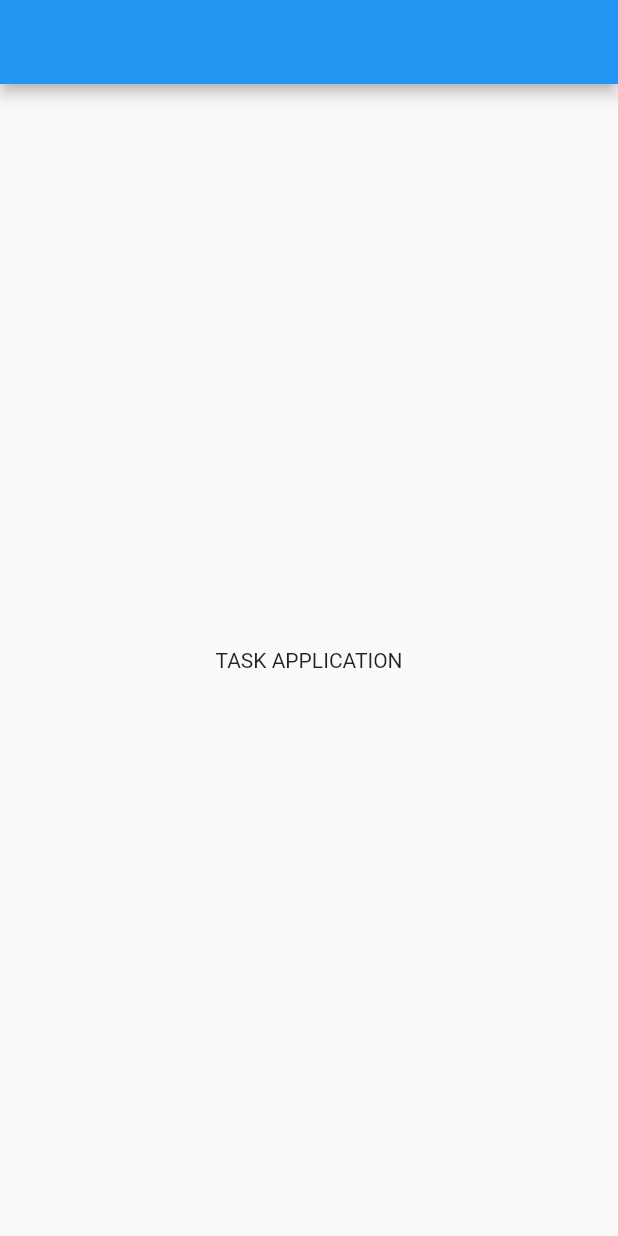
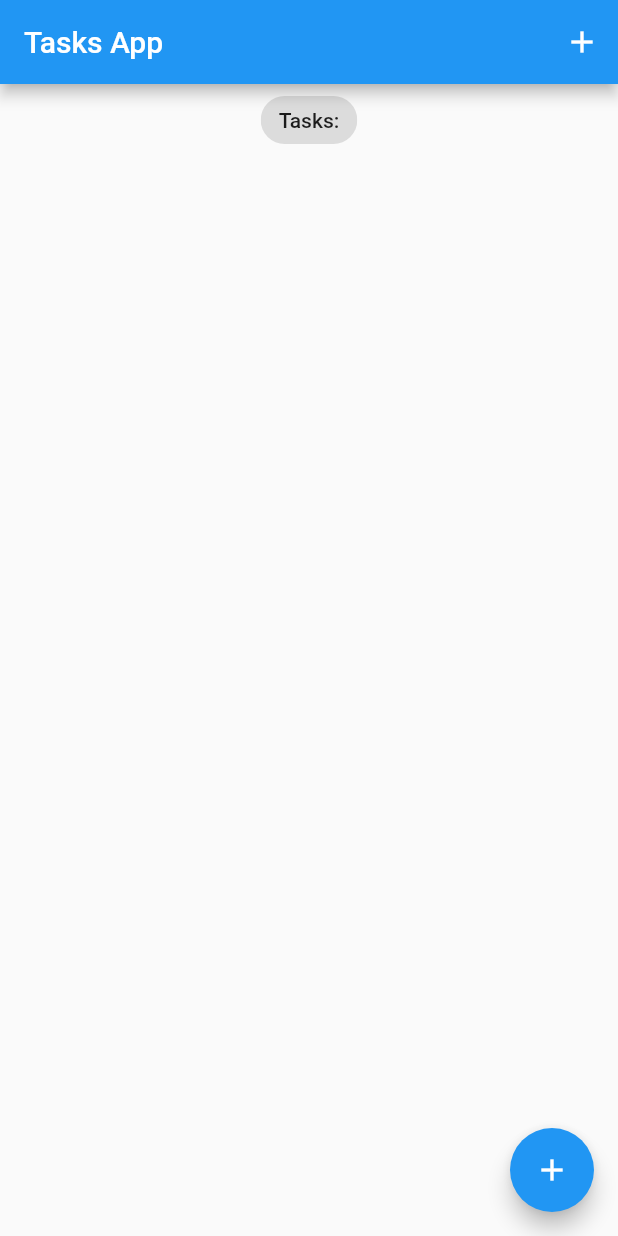
Before and after one commit to wltomv/task_app, a Flutter app: the screen it shows after launch, on a phone screen of 412 x 824 dp. Run offline on Flutter 3.47's test engine with Material 2 defaults, Android fonts, the phone set to English and light mode, and no system bars; our stand-ins replace bloc, equatable, flutter_bloc.

Commit message:
feat(bloc):
Configurations for state management using bloc are added.

```diff
--- a/lib/main.dart
+++ b/lib/main.dart
@@ -1,26 +1,35 @@
 import 'package:flutter/material.dart';
+import 'package:task_app/src/models/task_model.dart';
+import 'src/blocs/bloc_exports.dart';
+import 'src/screens/tasks_screen.dart';
 
 void main() {
-  runApp(const MyApp());
+  BlocOverrides.runZoned(() => runApp(const AppState()));
 }
 
-class MyApp extends StatelessWidget {
-  const MyApp({Key? key}) : super(key: key);
+class AppState extends StatelessWidget {
+  const AppState({Key? key}) : super(key: key);
+
+  @override
+  Widget build(BuildContext context) {
+    return BlocProvider(
+      create: (context) => TasksBloc(),
+      child: const App(),
+    );
+  }
+}
+
+class App extends StatelessWidget {
+  const App({Key? key}) : super(key: key);
+  // This widget is the root of your application.
   @override
   Widget build(BuildContext context) {
     return MaterialApp(
-      debugShowCheckedModeBanner: false,
-      title: 'Task App',
+      title: 'Flutter Tasks App',
       theme: ThemeData(
         primarySwatch: Colors.blue,
       ),
-      home: Scaffold(
-        appBar: AppBar(),
-        body: const Center(
-            child: Text(
-          'TASK APPLICATION',
-        )),
-      ),
+      home: TasksScreen(),
     );
   }
 }
--- /dev/null
+++ b/lib/src/blocs/bloc_exports.dart
@@ -0,0 +1,2 @@
+export './tasks/tasks_bloc.dart';
+export 'package:flutter_bloc/flutter_bloc.dart';
--- /dev/null
+++ b/lib/src/blocs/tasks/tasks_bloc.dart
@@ -0,0 +1,26 @@
+import 'package:bloc/bloc.dart';
+import 'package:equatable/equatable.dart';
+import 'package:meta/meta.dart';
+
+import '../../models/task_model.dart';
+
+part 'tasks_event.dart';
+part 'tasks_state.dart';
+
+class TasksBloc extends Bloc<TasksEvent, TasksState> {
+  TasksBloc() : super(const TasksState()) {
+    on<AddTask>(_onAddTask);
+    on<UpdateTask>(_onUpdateTask);
+    on<DeleteTask>(_onDeleteTask);
+  }
+
+  void _onAddTask(AddTask event, Emitter<TasksState> emit) {
+    final state = this.state;
+    emit(TasksState(
+      allTasks: List.from(state.allTasks)..add(event.task),
+    ));
+  }
+
+  void _onUpdateTask(UpdateTask event, Emitter<TasksState> emit) {}
+  void _onDeleteTask(DeleteTask event, Emitter<TasksState> emit) {}
+}
--- /dev/null
+++ b/lib/src/blocs/tasks/tasks_event.dart
@@ -0,0 +1,39 @@
+part of 'tasks_bloc.dart';
+
+@immutable
+abstract class TasksEvent extends Equatable {
+  const TasksEvent();
+
+  @override
+  List<Object> get props => [];
+}
+
+class AddTask extends TasksEvent {
+  final Task task;
+  const AddTask({
+    required this.task,
+  });
+
+  @override
+  List<Object> get props => [];
+}
+
+class UpdateTask extends TasksEvent {
+  final Task task;
+  const UpdateTask({
+    required this.task,
+  });
+
+  @override
+  List<Object> get props => [];
+}
+
+class DeleteTask extends TasksEvent {
+  final Task task;
+  const DeleteTask({
+    required this.task,
+  });
+
+  @override
+  List<Object> get props => [];
+}
--- /dev/null
+++ b/lib/src/blocs/tasks/tasks_state.dart
@@ -0,0 +1,14 @@
+part of 'tasks_bloc.dart';
+
+class TasksState extends Equatable {
+  final List<Task> allTasks;
+
+  const TasksState({
+    this.allTasks = const <Task>[],
+  });
+
+  @override
+  List<Object?> get props => [allTasks];
+}
+
+class TasksInitial extends TasksState {}
--- /dev/null
+++ b/lib/src/models/task_model.dart
@@ -0,0 +1,44 @@
+import 'package:equatable/equatable.dart';
+
+class Task extends Equatable {
+  final String title;
+  bool? isDone;
+  bool? isDeleted;
+
+  Task({
+    required this.title,
+    this.isDone = false,
+    this.isDeleted = false,
+  });
+
+  Task copyWith({
+    String? title,
+    bool? isDone,
+    bool? isDeleted,
+  }) {
+    return Task(
+      title: title ?? this.title,
+      isDone: isDone ?? this.isDone,
+      isDeleted: isDeleted ?? this.isDeleted,
+    );
+  }
+
+  Map<String, dynamic> toMap() {
+    return <String, dynamic>{
+      'title': title,
+      'isDone': isDone,
+      'isDeleted': isDeleted,
+    };
+  }
+
+  factory Task.fromMap(Map<String, dynamic> map) {
+    return Task(
+      title: map['title'] as String,
+      isDone: map['isDone'] != null ? map['isDone'] as bool : null,
+      isDeleted: map['isDeleted'] != null ? map['isDeleted'] as bool : null,
+    );
+  }
+
+  @override
+  List<Object?> get props => [title, isDone, isDeleted];
+}
--- /dev/null
+++ b/lib/src/screens/tasks_screen.dart
@@ -0,0 +1,47 @@
+import 'package:flutter/material.dart';
+import 'package:task_app/src/models/task_model.dart';
+
+import '../blocs/bloc_exports.dart';
+import '../widgets/tasks_list.dart';
+
+class TasksScreen extends StatelessWidget {
+  const TasksScreen({Key? key}) : super(key: key);
+
+  @override
+  Widget build(BuildContext context) {
+    return BlocBuilder<TasksBloc, TasksState>(
+      builder: (context, state) {
+        List<Task> tasksList = state.allTasks;
+        return Scaffold(
+          appBar: AppBar(
+            title: const Text('Tasks App'),
+            actions: [
+              IconButton(
+                onPressed: () {},
+                icon: const Icon(Icons.add),
+              )
+            ],
+          ),
+          body: Column(
+            crossAxisAlignment: CrossAxisAlignment.center,
+            children: [
+              const Center(
+                child: Chip(
+                  label: Text(
+                    'Tasks:',
+                  ),
+                ),
+              ),
+              TasksList(tasksList: tasksList),
+            ],
+          ),
+          floatingActionButton: FloatingActionButton(
+            onPressed: () {},
+            tooltip: 'Add Task',
+            child: const Icon(Icons.add),
+          ),
+        );
+      },
+    );
+  }
+}
--- /dev/null
+++ b/lib/src/widgets/tasks_list.dart
@@ -0,0 +1,28 @@
+import 'package:flutter/material.dart';
+
+import '../models/task_model.dart';
+
+class TasksList extends StatelessWidget {
+  const TasksList({
+    Key? key,
+    required this.tasksList,
+  }) : super(key: key);
+
+  final List<Task> tasksList;
+
+  @override
+  Widget build(BuildContext context) {
+    return Expanded(
+      child: ListView.builder(
+        itemCount: tasksList.length,
+        itemBuilder: (context, index) {
+          var task = tasksList[index];
+          return ListTile(
+            title: Text(task.title),
+            trailing: Checkbox(value: task.isDone, onChanged: (value) {}),
+          );
+        },
+      ),
+    );
+  }
+}
```
Also changed, not shown: pubspec.yaml (+5 -12 lines), pubspec.lock, 1 other file.
